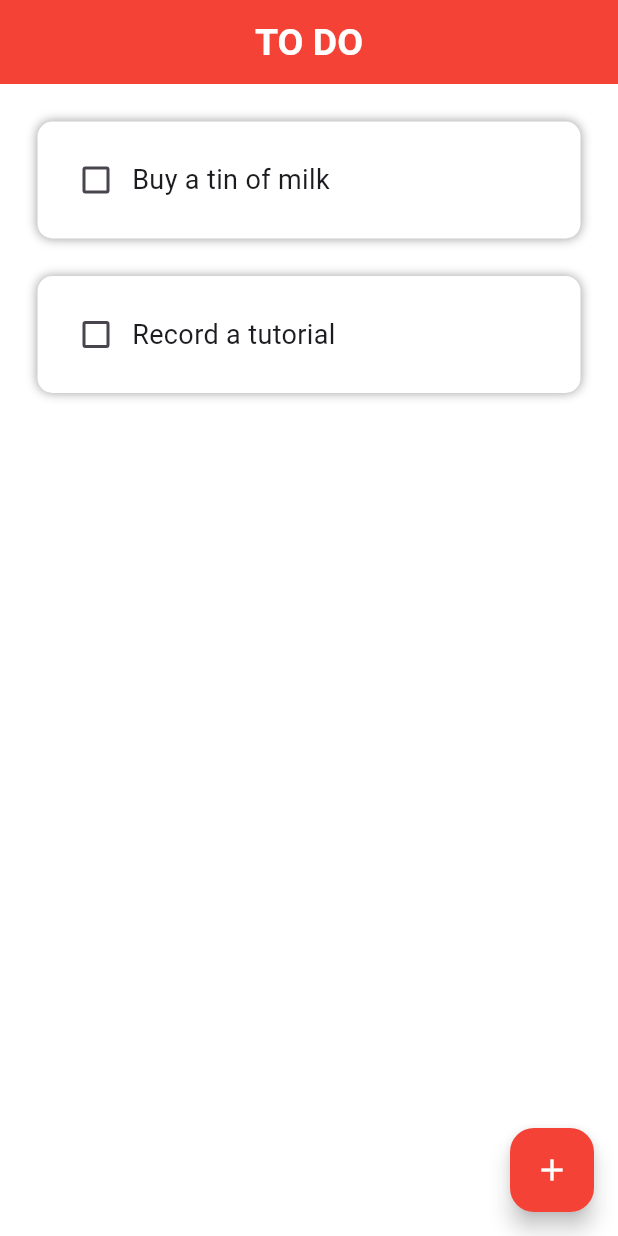
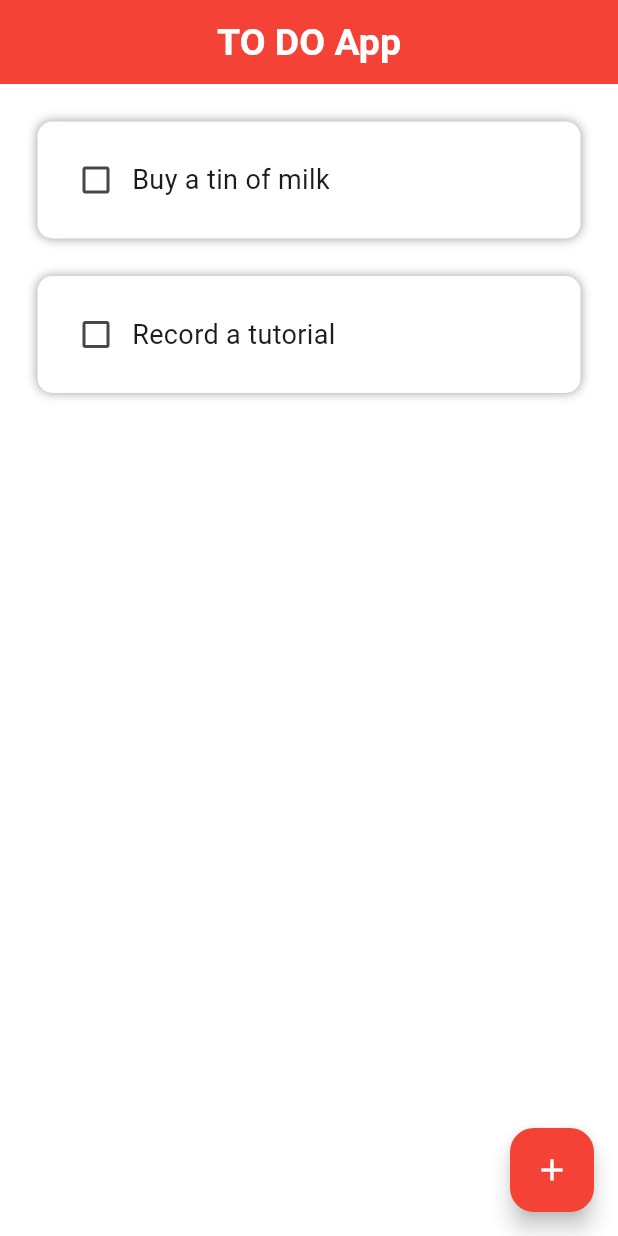
Before and after one commit to CharaD7/bas_flut, a Flutter app: the screen it shows after launch, on a phone screen of 412 x 824 dp. Run offline on Flutter 3.47's test engine with Material 3 defaults, Android fonts, the phone set to English and light mode, and no system bars.

Commit message:
Added App to AppBar title

```diff
--- a/lib/pages/home_page.dart
+++ b/lib/pages/home_page.dart
@@ -40,7 +40,7 @@ class _HomePageState extends State<HomePage> {
     return Scaffold(
       backgroundColor: Colors.white,
       appBar: AppBar(
-        title: const Text('TO DO'),
+        title: const Text('TO DO App'),
         surfaceTintColor: Colors.white,
         centerTitle: true,
         elevation: 0,
```
